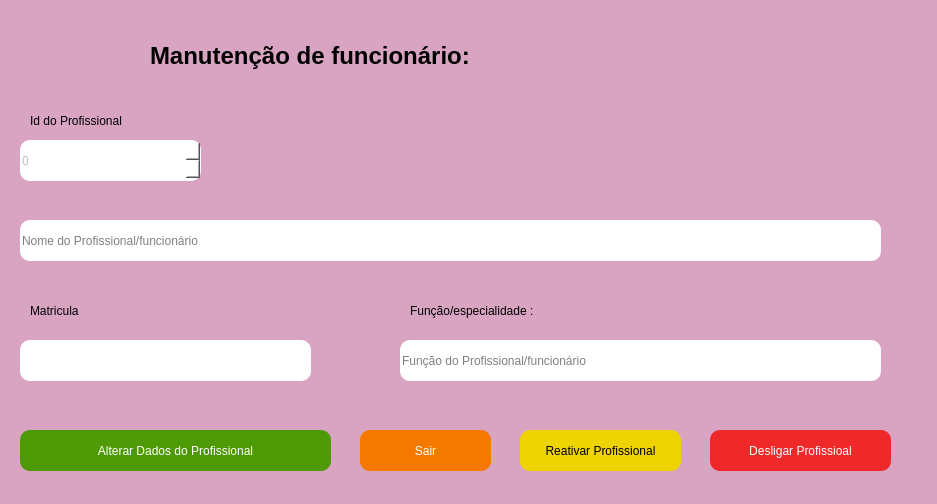
JVwolfart/PROJETO-SALAO-JOVEM-PROGRAMADOR, file telas_duda/manut_profissional.ui: the form before one commit.
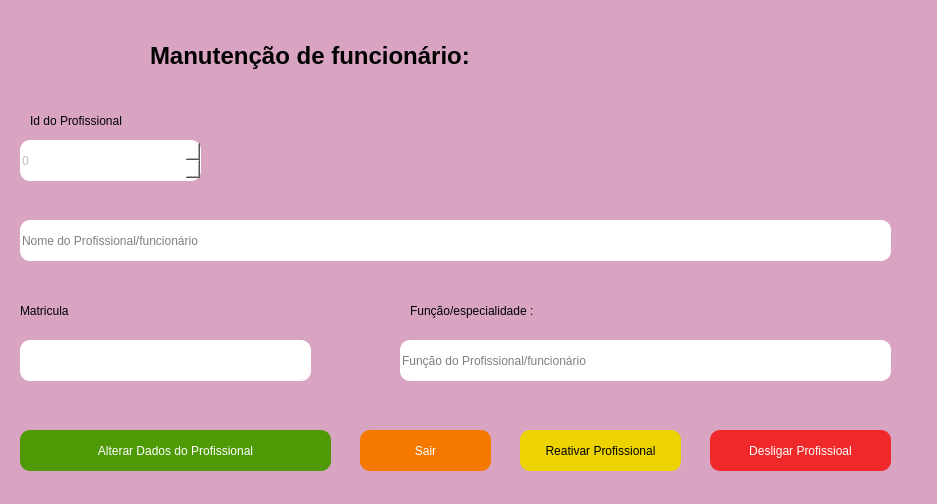
The form after the commit. Icons and pictures are not drawn.

Diff of the .ui file:
```diff
--- a/telas_duda/manut_profissional.ui
+++ b/telas_duda/manut_profissional.ui
@@ -198,7 +198,7 @@
      <rect>
       <x>400</x>
       <y>340</y>
-      <width>481</width>
+      <width>491</width>
       <height>41</height>
      </rect>
     </property>
@@ -218,7 +218,7 @@
    <widget class="QLabel" name="label_2">
     <property name="geometry">
      <rect>
-      <x>30</x>
+      <x>20</x>
       <y>300</y>
       <width>161</width>
       <height>22</height>
@@ -236,7 +236,7 @@
      <rect>
       <x>20</x>
       <y>220</y>
-      <width>861</width>
+      <width>871</width>
       <height>41</height>
      </rect>
     </property>
@@ -338,9 +338,9 @@
    <widget class="QLabel" name="label_6">
     <property name="geometry">
      <rect>
-      <x>640</x>
+      <x>580</x>
       <y>20</y>
-      <width>301</width>
+      <width>361</width>
       <height>161</height>
      </rect>
     </property>
```
